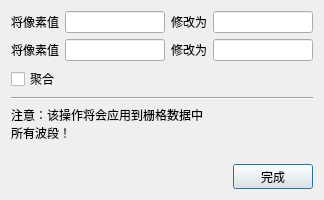
The window that ui/ipfModelerPixelMoidfyValueDialog.ui (RenShuYuan/IPF) describes before a commit, drawn with Qt 5.
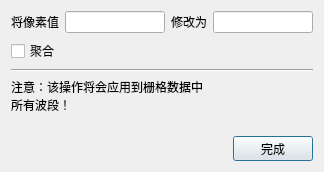
The same window after the commit.

Commit message: 修改完成像元值替换BUG

```diff
--- a/ui/ipfModelerPixelMoidfyValueDialog.ui
+++ b/ui/ipfModelerPixelMoidfyValueDialog.ui
@@ -7,7 +7,7 @@
     <x>0</x>
     <y>0</y>
     <width>324</width>
-    <height>200</height>
+    <height>172</height>
    </rect>
   </property>
   <property name="windowTitle">
@@ -38,30 +38,6 @@
      </item>
     </layout>
    </item>
-   <item>
-    <layout class="QHBoxLayout" name="horizontalLayout_3">
-     <item>
-      <widget class="QLabel" name="label_4">
-       <property name="text">
-        <string>将像素值</string>
-       </property>
-      </widget>
-     </item>
-     <item>
-      <widget class="QLineEdit" name="lineEdit_3"/>
-     </item>
-     <item>
-      <widget class="QLabel" name="label_5">
-       <property name="text">
-        <string>修改为</string>
-       </property>
-      </widget>
-     </item>
-     <item>
-      <widget class="QLineEdit" name="lineEdit_4"/>
-     </item>
-    </layout>
-   </item>
    <item>
     <widget class="QCheckBox" name="checkBox">
      <property name="text">
```
The commit also changes 9 other files.
